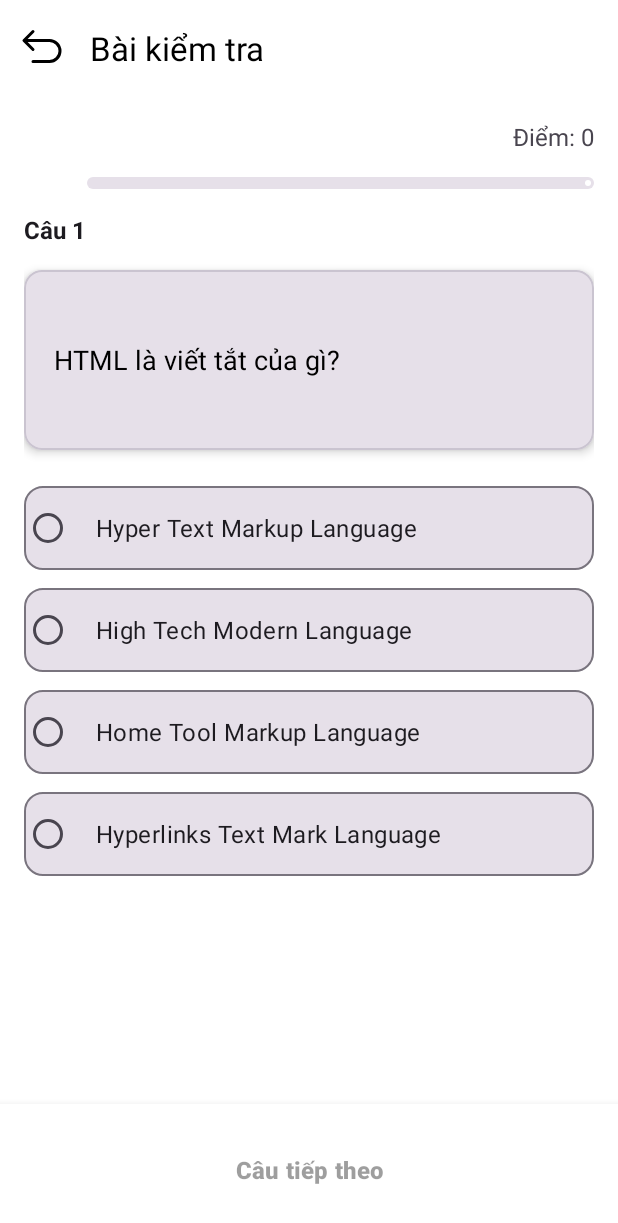
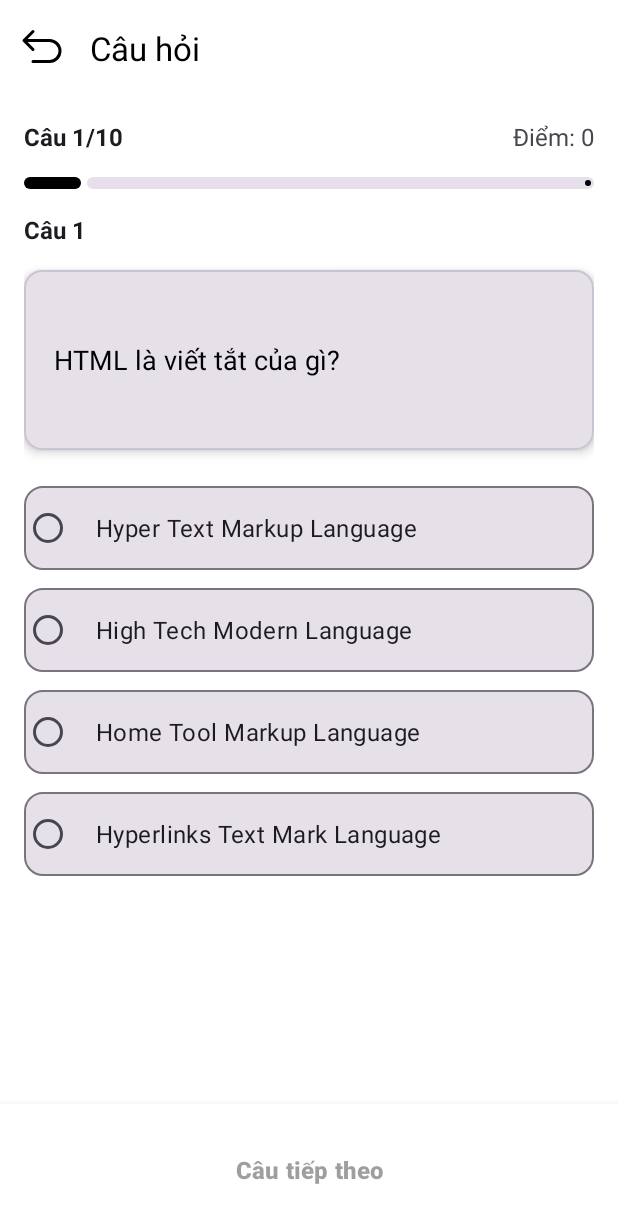
Before and after one commit to El-Vinlos/Langlo, an Android app: the ExamActivity screen opened directly, with no data from a screen before it, on a phone screen of 412 x 824 dp. Shown: the top 1223 px of the screen. Run offline under Robolectric (Android 15) with nearby library versions, the phone set to English and light mode, and no system bars; our stand-ins replace CircleImageView, Firebase (no records; nobody signed in at launch, a user with empty details on screens opened directly).

Commit message:
Fix exam UI and submit button, back to previous button crashing

```diff
--- a/app/src/main/java/com/elvinlos/langlo/User.java
+++ b/app/src/main/java/com/elvinlos/langlo/User.java
@@ -7,6 +7,9 @@
     private int totalScore;
     private int gamesPlayed;
 
+    public User() {
+        // Default constructor required for Firebase
+    }
     public User(String name, int i) {
     }
 
@@ -17,7 +20,6 @@
         this.totalScore = 0;
         this.gamesPlayed = 0;
     }
-
     // Getters
     public String getUserId() {
         return userId;
--- a/app/src/main/res/layout/activity_exam.xml
+++ b/app/src/main/res/layout/activity_exam.xml
@@ -12,7 +12,7 @@
         android:layout_height="?attr/actionBarSize"
         android:background="?attr/colorPrimary"
         android:elevation="4dp"
-        app:title="Bài kiểm tra"
+        app:title="Câu hỏi"
         app:titleTextColor="?attr/colorOnPrimary"
         app:navigationIcon="@drawable/back"
         app:navigationIconTint="?attr/colorOnPrimary"/>
@@ -33,7 +33,7 @@
             android:text="Câu 1/10"
             android:textSize="16sp"
             android:textStyle="bold"
-            android:textColor="?attr/colorPrimary"/>
+            android:textColor="?android:attr/textColorPrimary"/>
 
         <TextView
             android:id="@+id/scoreText"
@@ -49,8 +49,8 @@
         android:layout_width="match_parent"
         android:layout_height="wrap_content"
         android:layout_marginHorizontal="16dp"
-        app:indicatorColor="?attr/colorPrimary"
-        app:trackColor="?attr/colorSurfaceContainerHighest"
+        app:indicatorColor="?attr/colorOnSurface"
+        app:trackColor="?attr/colorSurfaceVariant"
         app:trackThickness="8dp"
         app:trackCornerRadius="4dp"/>
 
--- a/app/src/main/res/values/Themes.xml
+++ b/app/src/main/res/values/Themes.xml
@@ -33,13 +33,13 @@
 
     <!-- Positive Button -->
     <style name="CustomDialogButtonPositive" parent="Widget.Material3.Button.TextButton.Dialog">
-        <item name="android:textColor">?attr/colorPrimary</item>
+        <item name="android:textColor">#FF0000</item>
         <item name="android:textAllCaps">false</item>
     </style>
 
     <!-- Negative Button -->
     <style name="CustomDialogButtonNegative" parent="Widget.Material3.Button.TextButton.Dialog">
-        <item name="android:textColor">#FF0000</item>
+        <item name="android:textColor">?attr/colorPrimary</item>
         <item name="android:textAllCaps">false</item>
     </style>
 
```
Also changed, not shown: app/src/main/java/com/elvinlos/langlo/ui/exam/ExamActivity.java (+10 -7 lines).
